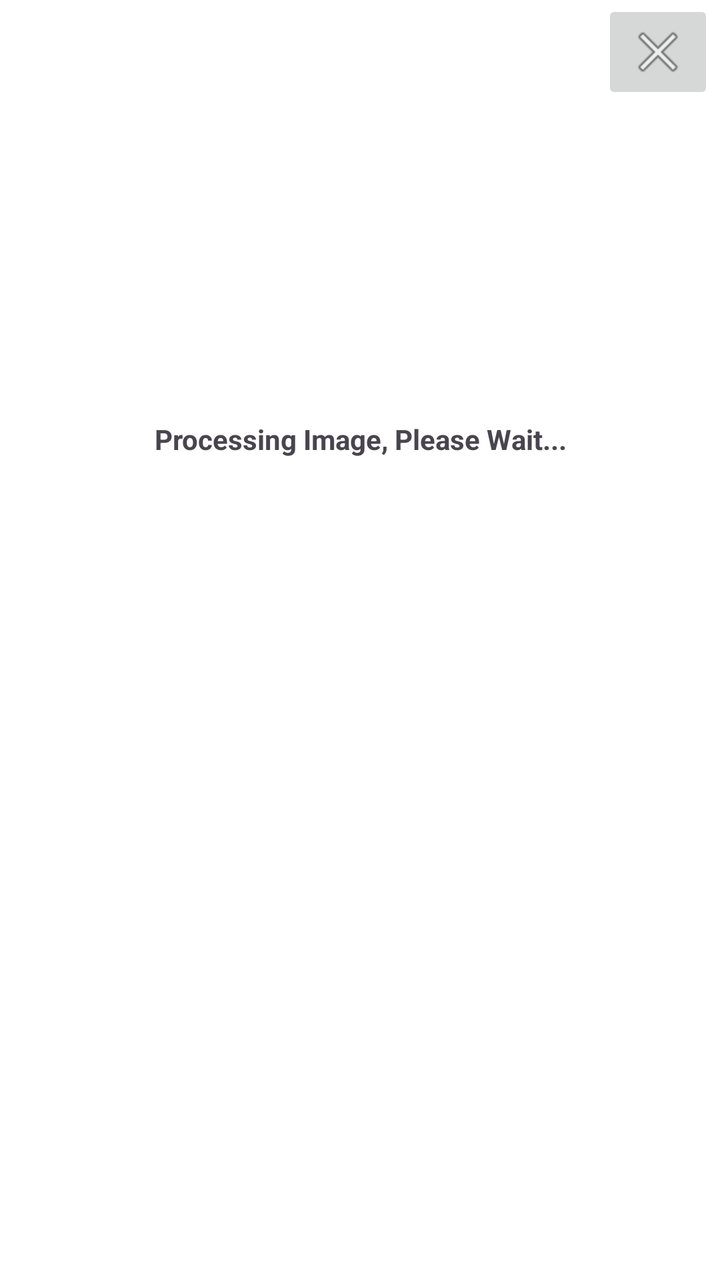
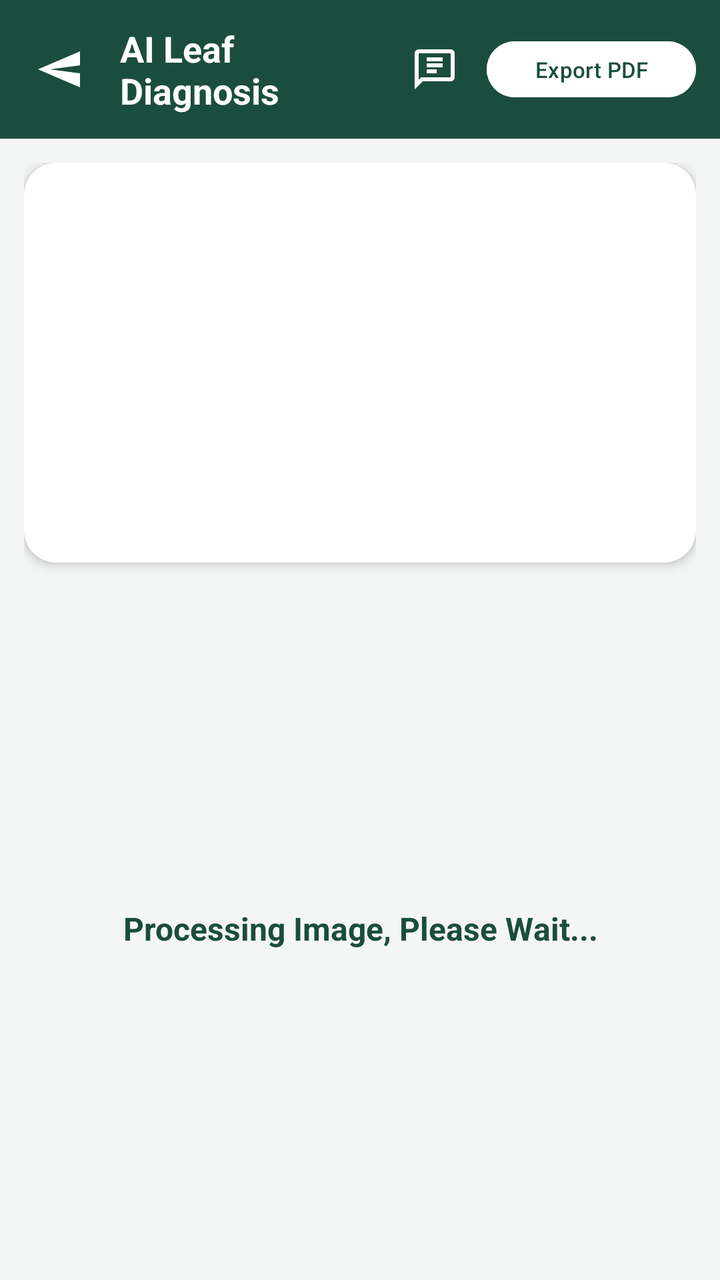

An Android layout rendered at two revisions. The XML below is the earlier revision; the diff shows what the commit changed to produce the second picture.
<!-- AndroidManifest.xml: application theme Theme.PlantAi -->
<!-- res/layout/activity_result.xml -->
<?xml version="1.0" encoding="utf-8"?>
<RelativeLayout xmlns:android="http://schemas.android.com/apk/res/android"
    xmlns:app="http://schemas.android.com/apk/res-auto"
    xmlns:tools="http://schemas.android.com/tools"
    android:layout_width="match_parent"
    android:layout_height="match_parent"
    android:background="@color/colorWhite"
    tools:context=".Result">


    <RelativeLayout
        android:id="@+id/imageUserRL"
        android:layout_width="wrap_content"
        android:layout_height="wrap_content">
        <ImageView
            android:id="@+id/userImageView"
            android:layout_width="match_parent"
            android:layout_height="200dp"
            android:onClick="onClick"
            android:scaleType="centerCrop"/>

        <ImageButton
            android:id="@+id/imageButton"
            android:layout_width="wrap_content"
            android:layout_height="wrap_content"
            android:layout_alignParentEnd="true"
            android:layout_marginEnd="3dp"
            android:onClick="onClick"
            app:srcCompat="@android:drawable/ic_menu_close_clear_cancel" />


    </RelativeLayout>

    
    <ImageView
        android:id="@+id/loadingGif"
        android:layout_width="250dp"
        android:layout_height="250dp"
        android:layout_centerInParent="true"
        android:scaleType="fitCenter"/>



    <ScrollView
        android:layout_width="match_parent"
        android:layout_height="match_parent"
        android:layout_below="@+id/imageUserRL">


        <LinearLayout

            android:layout_width="match_parent"
            android:layout_height="wrap_content"
            android:orientation="vertical" >

            <TextView
                android:id="@+id/mostsimlarTextView"
                android:layout_width="match_parent"
                android:layout_height="wrap_content"
                android:layout_marginTop="10dp"
                android:textAlignment="center"
                android:layout_marginBottom="5dp"
                android:textStyle="bold"
                android:text="@string/proc_image"/>

            <androidx.recyclerview.widget.RecyclerView
                android:id="@+id/recyclerViewDisease"
                android:layout_width="match_parent"
                android:layout_height="match_parent"
                android:background="#c1c1c1"
                android:scrollbars="vertical"
                android:padding="4dp"
                android:visibility="invisible"/>

        </LinearLayout>
    </ScrollView>
</RelativeLayout>
<!-- resources referenced by this layout -->
<resources>
  <color name="colorWhite">#FFFFFF</color>
  <string name="proc_image">Processing Image, Please Wait...</string>
  <style name="Theme.PlantAi" parent="Base.Theme.KrishiDrishti" />
  <style name="Base.Theme.KrishiDrishti" parent="Theme.Material3.DayNight">
          <item name="colorPrimary">@color/colorPrimary</item>
          <item name="colorPrimaryDark">@color/colorPrimaryDark</item>
          <item name="colorAccent">@color/colorAccent</item>
          <item name="android:windowBackground">@color/colorBackground</item>
      </style>
  <color name="colorPrimary">#1B4D3E</color>
  <color name="colorPrimaryDark">#133B2F</color>
  <color name="colorAccent">#2E7D32</color>
  <color name="colorBackground">#F4F6F5</color>
</resources>

<!-- the commit's change to res/layout/activity_result.xml (unified diff, before → after) -->
@@ -1,77 +1,116 @@
 <?xml version="1.0" encoding="utf-8"?>
-<RelativeLayout xmlns:android="http://schemas.android.com/apk/res/android"
+<LinearLayout xmlns:android="http://schemas.android.com/apk/res/android"
     xmlns:app="http://schemas.android.com/apk/res-auto"
     xmlns:tools="http://schemas.android.com/tools"
     android:layout_width="match_parent"
     android:layout_height="match_parent"
-    android:background="@color/colorWhite"
+    android:orientation="vertical"
+    android:background="@color/colorBackground"
     tools:context=".Result">
 
-
-    <RelativeLayout
-        android:id="@+id/imageUserRL"
-        android:layout_width="wrap_content"
-        android:layout_height="wrap_content">
-        <ImageView
-            android:id="@+id/userImageView"
-            android:layout_width="match_parent"
-            android:layout_height="200dp"
-            android:onClick="onClick"
-            android:scaleType="centerCrop"/>
+    
+    <LinearLayout
+        android:layout_width="match_parent"
+        android:layout_height="wrap_content"
+        android:background="@color/colorPrimary"
+        android:padding="12dp"
+        android:gravity="center_vertical"
+        android:orientation="horizontal">
 
         <ImageButton
             android:id="@+id/imageButton"
+            android:layout_width="36dp"
+            android:layout_height="36dp"
+            android:src="@drawable/ic_menu_send"
+            android:rotation="180"
+            android:background="?attr/selectableItemBackgroundBorderless"
+            app:tint="@color/colorWhite"
+            android:onClick="onClick"
+            android:contentDescription="Close" />
+
+        <TextView
+            android:layout_width="0dp"
+            android:layout_weight="1"
+            android:layout_height="wrap_content"
+            android:text="AI Leaf Diagnosis"
+            android:textColor="@color/colorWhite"
+            android:textSize="18sp"
+            android:textStyle="bold"
+            android:layout_marginStart="12dp" />
+
+        <ImageButton
+            android:id="@+id/btnSpeakResult"
+            android:layout_width="36dp"
+            android:layout_height="36dp"
+            android:src="@drawable/ic_ai_assistant"
+            android:background="?attr/selectableItemBackgroundBorderless"
+            app:tint="@color/colorWhite"
+            android:contentDescription="Listen"
+            android:layout_marginEnd="8dp" />
+
+        <Button
+            android:id="@+id/btnExportPdf"
             android:layout_width="wrap_content"
-            android:layout_height="wrap_content"
-            android:layout_alignParentEnd="true"
-            android:layout_marginEnd="3dp"
-            android:onClick="onClick"
-            app:srcCompat="@android:drawable/ic_menu_close_clear_cancel" />
-
-
-    </RelativeLayout>
-
-    
-    <ImageView
-        android:id="@+id/loadingGif"
-        android:layout_width="250dp"
-        android:layout_height="250dp"
-        android:layout_centerInParent="true"
-        android:scaleType="fitCenter"/>
-
-
+            android:layout_height="36dp"
+            android:text="Export PDF"
+            android:textSize="11sp"
+            android:textColor="@color/colorPrimary"
+            android:backgroundTint="@color/colorWhite" />
+    </LinearLayout>
 
     <ScrollView
         android:layout_width="match_parent"
-        android:layout_height="match_parent"
-        android:layout_below="@+id/imageUserRL">
-
+        android:layout_height="match_parent">
 
         <LinearLayout
-
             android:layout_width="match_parent"
             android:layout_height="wrap_content"
-            android:orientation="vertical" >
+            android:orientation="vertical"
+            android:padding="12dp">
+
+            
+            <androidx.cardview.widget.CardView
+                android:id="@+id/imageUserRL"
+                android:layout_width="match_parent"
+                android:layout_height="200dp"
+                app:cardCornerRadius="16dp"
+                app:cardElevation="3dp"
+                android:layout_marginBottom="12dp">
+
+                <ImageView
+                    android:id="@+id/userImageView"
+                    android:layout_width="match_parent"
+                    android:layout_height="match_parent"
+                    android:scaleType="centerCrop"/>
+            </androidx.cardview.widget.CardView>
+
+            
+            <ImageView
+                android:id="@+id/loadingGif"
+                android:layout_width="160dp"
+                android:layout_height="160dp"
+                android:layout_gravity="center"
+                android:scaleType="fitCenter"/>
 
             <TextView
                 android:id="@+id/mostsimlarTextView"
                 android:layout_width="match_parent"
                 android:layout_height="wrap_content"
-                android:layout_marginTop="10dp"
                 android:textAlignment="center"
-                android:layout_marginBottom="5dp"
+                android:textSize="16sp"
                 android:textStyle="bold"
-                android:text="@string/proc_image"/>
+                android:textColor="@color/colorPrimary"
+                android:text="@string/proc_image"
+                android:layout_marginBottom="8dp" />
 
+            
             <androidx.recyclerview.widget.RecyclerView
                 android:id="@+id/recyclerViewDisease"
                 android:layout_width="match_parent"
-                android:layout_height="match_parent"
-                android:background="#c1c1c1"
-                android:scrollbars="vertical"
-                android:padding="4dp"
+                android:layout_height="wrap_content"
+                android:nestedScrollingEnabled="false"
                 android:visibility="invisible"/>
 
         </LinearLayout>
     </ScrollView>
-</RelativeLayout>
+</LinearLayout>
<!-- resource entries referenced after the edit -->
@@ -1,6 +1,26 @@
 <!-- resources referenced by this layout -->
 <resources>
   <color name="colorWhite">#FFFFFF</color>
+  <!-- drawable ic_ai_assistant (drawable) -->
+  <vector xmlns:android="http://schemas.android.com/apk/res/android"
+      android:width="24dp"
+      android:height="24dp"
+      android:viewportWidth="24"
+      android:viewportHeight="24">
+      <path
+          android:fillColor="#1B4D3E"
+          android:pathData="M20,2H4C2.9,2 2,2.9 2,4V22L6,18H20C21.1,18 22,17.1 22,16V4C22,2.9 21.1,2 20,2M20,16H5.2L4,17.2V4H20V16M8,9H16V11H8V9M8,6H16V8H8V6M8,12H13V14H8V12Z"/>
+  </vector>
+  <!-- drawable ic_menu_send (drawable) -->
+  <vector xmlns:android="http://schemas.android.com/apk/res/android"
+      android:width="24dp"
+      android:height="24dp"
+      android:viewportWidth="24.0"
+      android:viewportHeight="24.0">
+      <path
+          android:fillColor="#FF000000"
+          android:pathData="M2.01,21L23,12 2.01,3 2,10l15,2 -15,2z" />
+  </vector>
   <string name="proc_image">Processing Image, Please Wait...</string>
   <style name="Theme.PlantAi" parent="Base.Theme.KrishiDrishti" />
   <style name="Base.Theme.KrishiDrishti" parent="Theme.Material3.DayNight">
